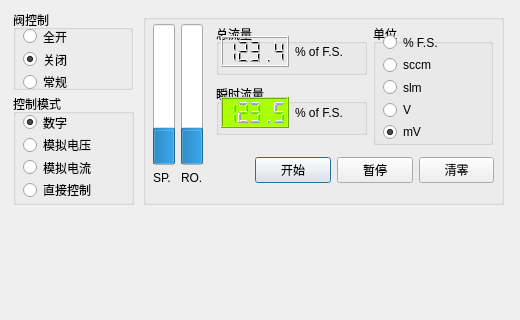
The window that MFC/MFC-PC-release/src/UIControl.ui (erisir/SandBox) describes before a commit, drawn with Qt 5; both pictures show x 0 to 520 and y 0 to 320 of the 520 by 560 pixel window.
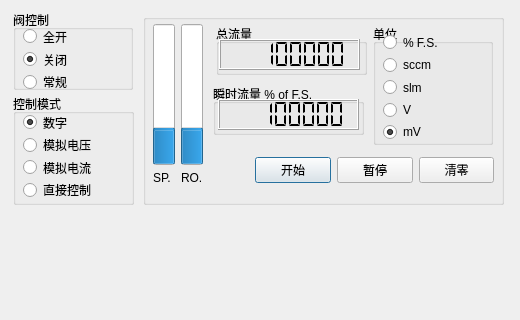
The same window after the commit. Custom widgets are drawn as their Qt base class.

Diff of the .ui file:
```diff
--- a/MFC/MFC-PC-release/src/UIControl.ui
+++ b/MFC/MFC-PC-release/src/UIControl.ui
@@ -142,87 +142,27 @@
     <property name="title">
      <string>总流量</string>
     </property>
-    <widget class="QWidget" name="horizontalLayoutWidget_2">
+    <widget class="QLCDNumber" name="SetPoint">
      <property name="geometry">
       <rect>
-       <x>5</x>
-       <y>12</y>
+       <x>3</x>
+       <y>15</y>
        <width>141</width>
        <height>31</height>
       </rect>
      </property>
-     <layout class="QHBoxLayout" name="horizontalLayout_2">
-      <item>
-       <widget class="QLCDNumber" name="SetPoint">
-        <property name="autoFillBackground">
-         <bool>false</bool>
-        </property>
-        <property name="value" stdset="0">
-         <double>123.400000000000006</double>
-        </property>
-       </widget>
-      </item>
-      <item>
-       <widget class="QLabel" name="label_3">
-        <property name="text">
-         <string>% of F.S.</string>
-        </property>
-       </widget>
-      </item>
-     </layout>
-    </widget>
-   </widget>
-   <widget class="QGroupBox" name="groupBox_5">
-    <property name="geometry">
-     <rect>
-      <x>73</x>
-      <y>70</y>
-      <width>151</width>
-      <height>51</height>
-     </rect>
-    </property>
-    <property name="title">
-     <string>瞬时流量</string>
-    </property>
-    <widget class="QWidget" name="horizontalLayoutWidget_3">
-     <property name="geometry">
-      <rect>
-       <x>5</x>
-       <y>13</y>
-       <width>141</width>
-       <height>31</height>
-      </rect>
+     <property name="autoFillBackground">
+      <bool>false</bool>
      </property>
-     <layout class="QHBoxLayout" name="horizontalLayout_3">
-      <item>
-       <widget class="QLCDNumber" name="GetPoint">
-        <property name="autoFillBackground">
-         <bool>false</bool>
-        </property>
-        <property name="styleSheet">
-         <string notr="true">color: rgb(85, 255, 0);
-selection-color: rgb(255, 0, 0);
-font: 75 9pt &quot;Aharoni&quot;;
-gridline-color: rgb(85, 0, 0);
-border-color: rgb(0, 0, 255);
-background-color: rgb(170, 255, 0);</string>
-        </property>
-        <property name="smallDecimalPoint">
-         <bool>false</bool>
-        </property>
-        <property name="value" stdset="0">
-         <double>123.500000000000000</double>
-        </property>
-       </widget>
-      </item>
-      <item>
-       <widget class="QLabel" name="label_4">
-        <property name="text">
-         <string>% of F.S.</string>
-        </property>
-       </widget>
-      </item>
-     </layout>
+     <property name="numDigits">
+      <number>8</number>
+     </property>
+     <property name="segmentStyle">
+      <enum>QLCDNumber::Flat</enum>
+     </property>
+     <property name="value" stdset="0">
+      <double>123456.789000000004307</double>
+     </property>
     </widget>
    </widget>
    <widget class="QGroupBox" name="BoxUnit">
@@ -376,6 +316,53 @@
      </item>
     </layout>
    </widget>
+   <widget class="QGroupBox" name="groupBox_5">
+    <property name="geometry">
+     <rect>
+      <x>70</x>
+      <y>70</y>
+      <width>151</width>
+      <height>51</height>
+     </rect>
+    </property>
+    <property name="title">
+     <string>瞬时流量 % of F.S.</string>
+    </property>
+    <widget class="QLCDNumber" name="GetPoint">
+     <property name="geometry">
+      <rect>
+       <x>5</x>
+       <y>15</y>
+       <width>141</width>
+       <height>31</height>
+      </rect>
+     </property>
+     <property name="autoFillBackground">
+      <bool>false</bool>
+     </property>
+     <property name="styleSheet">
+      <string notr="true"/>
+     </property>
+     <property name="smallDecimalPoint">
+      <bool>false</bool>
+     </property>
+     <property name="numDigits">
+      <number>8</number>
+     </property>
+     <property name="digitCount">
+      <number>8</number>
+     </property>
+     <property name="segmentStyle">
+      <enum>QLCDNumber::Flat</enum>
+     </property>
+     <property name="value" stdset="0">
+      <double>123456.779999999998836</double>
+     </property>
+     <property name="intValue" stdset="0">
+      <number>123457</number>
+     </property>
+    </widget>
+   </widget>
   </widget>
   <widget class="MyDynamicMplCanvas" name="mplCanvas" native="true">
    <property name="geometry">
```
